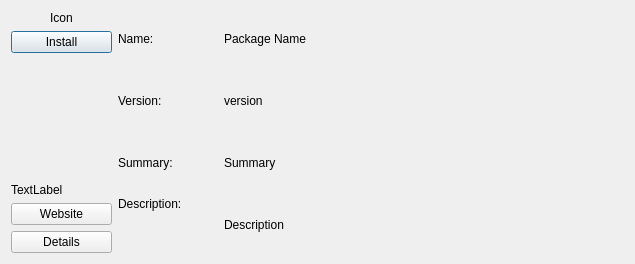
First picture: the form in kyrpm-installer/RpmDisplayDlg.ui, repository openeuler-mirror/kylin-installer, before the edit.
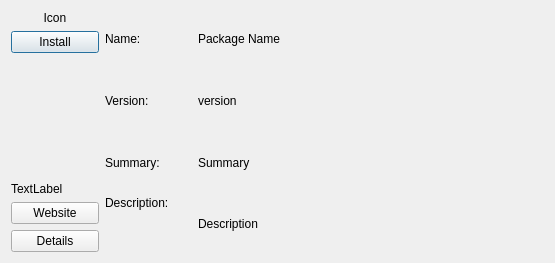
Second picture: the form after the edit.

Commit message: Modify the page layout and adapt the window size

```diff
--- a/kyrpm-installer/RpmDisplayDlg.ui
+++ b/kyrpm-installer/RpmDisplayDlg.ui
@@ -6,8 +6,8 @@
    <rect>
     <x>0</x>
     <y>0</y>
-    <width>635</width>
-    <height>264</height>
+    <width>555</width>
+    <height>263</height>
    </rect>
   </property>
   <property name="windowTitle">
```
The commit also changes 5 other files.
